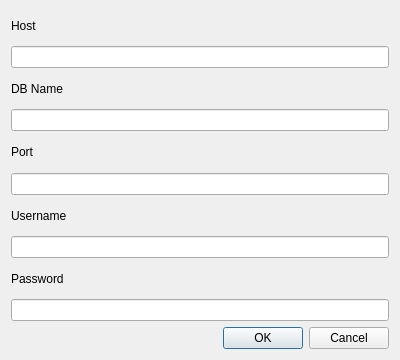
The window that comptages/ui/settings_dialog.ui (opengisch/OpenComptage) describes before a commit, drawn with Qt 5.
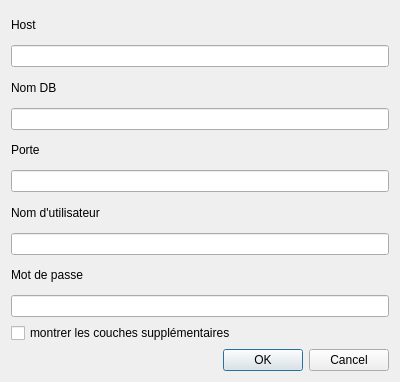
The same window after the commit.

Commit message: Load extra layers depending on settings

The edit to the form file:
```diff
--- a/comptages/ui/settings_dialog.ui
+++ b/comptages/ui/settings_dialog.ui
@@ -7,7 +7,7 @@
     <x>0</x>
     <y>0</y>
     <width>400</width>
-    <height>360</height>
+    <height>382</height>
    </rect>
   </property>
   <property name="windowTitle">
@@ -27,7 +27,7 @@
    <item>
     <widget class="QLabel" name="label_3">
      <property name="text">
-      <string>DB Name</string>
+      <string>Nom DB</string>
      </property>
     </widget>
    </item>
@@ -37,7 +37,7 @@
    <item>
     <widget class="QLabel" name="label_5">
      <property name="text">
-      <string>Port</string>
+      <string>Porte</string>
      </property>
     </widget>
    </item>
@@ -47,7 +47,7 @@
    <item>
     <widget class="QLabel" name="label">
      <property name="text">
-      <string>Username</string>
+      <string>Nom d'utilisateur</string>
      </property>
     </widget>
    </item>
@@ -57,7 +57,7 @@
    <item>
     <widget class="QLabel" name="label_2">
      <property name="text">
-      <string>Password</string>
+      <string>Mot de passe</string>
      </property>
     </widget>
    </item>
@@ -68,6 +68,13 @@
      </property>
     </widget>
    </item>
+   <item>
+    <widget class="QCheckBox" name="extra_layers">
+     <property name="text">
+      <string>montrer les couches supplémentaires</string>
+     </property>
+    </widget>
+   </item>
    <item>
     <widget class="QDialogButtonBox" name="buttonBox">
      <property name="orientation">
```
The commit also changes 2 other files.
